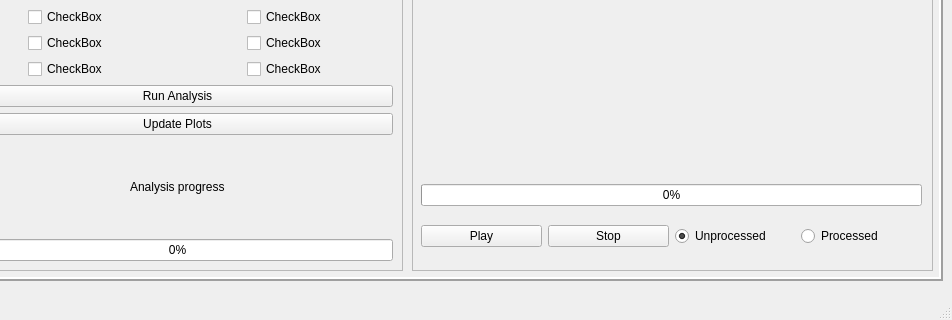
StefanBonestroo/BachelorInternship2018, file design.ui: the form before one commit; both pictures show x 328 to 1280 and y 480 to 800 of the 1280 by 800 pixel window.
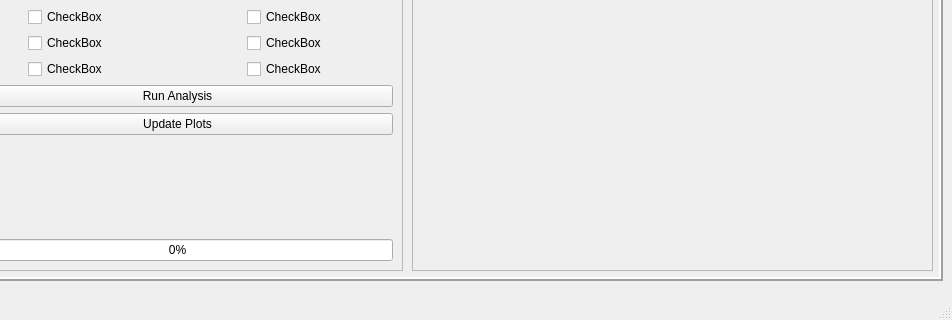
The form after the commit.

Diff of the .ui file:
```diff
--- a/design.ui
+++ b/design.ui
@@ -102,72 +102,15 @@
      <property name="frameShadow">
       <enum>QFrame::Sunken</enum>
      </property>
-     <widget class="QWidget" name="verticalLayoutWidget_4">
-      <property name="geometry">
-       <rect>
-        <x>9</x>
-        <y>301</y>
-        <width>501</width>
-        <height>91</height>
-       </rect>
-      </property>
-      <layout class="QVBoxLayout" name="verticalLayout_17">
-       <item>
-        <widget class="QProgressBar" name="videoProgressBar">
-         <property name="value">
-          <number>0</number>
-         </property>
-        </widget>
-       </item>
-       <item>
-        <layout class="QHBoxLayout" name="horizontalLayout_11">
-         <item>
-          <widget class="QPushButton" name="playVideoButton">
-           <property name="text">
-            <string>Play</string>
-           </property>
-          </widget>
-         </item>
-         <item>
-          <widget class="QPushButton" name="stopVideoButton">
-           <property name="text">
-            <string>Stop</string>
-           </property>
-          </widget>
-         </item>
-         <item>
-          <widget class="QRadioButton" name="unprocessedRadioButton">
-           <property name="text">
-            <string>Unprocessed</string>
-           </property>
-           <property name="checked">
-            <bool>true</bool>
-           </property>
-          </widget>
-         </item>
-         <item>
-          <widget class="QRadioButton" name="processedRadioButton">
-           <property name="text">
-            <string>Processed</string>
-           </property>
-          </widget>
-         </item>
-        </layout>
-       </item>
-      </layout>
-     </widget>
-     <widget class="QLabel" name="videoPreviewLabel">
+     <widget class="QWidget" name="videoWidget" native="true">
       <property name="geometry">
        <rect>
         <x>10</x>
         <y>10</y>
         <width>500</width>
-        <height>281</height>
+        <height>381</height>
        </rect>
       </property>
-      <property name="text">
-       <string/>
-      </property>
      </widget>
     </widget>
     <widget class="QFrame" name="optionsFrame">
@@ -286,7 +229,7 @@
          <item alignment="Qt::AlignHCenter">
           <widget class="QLabel" name="progressLabel">
            <property name="text">
-            <string>Analysis progress</string>
+            <string> </string>
            </property>
           </widget>
          </item>
```
